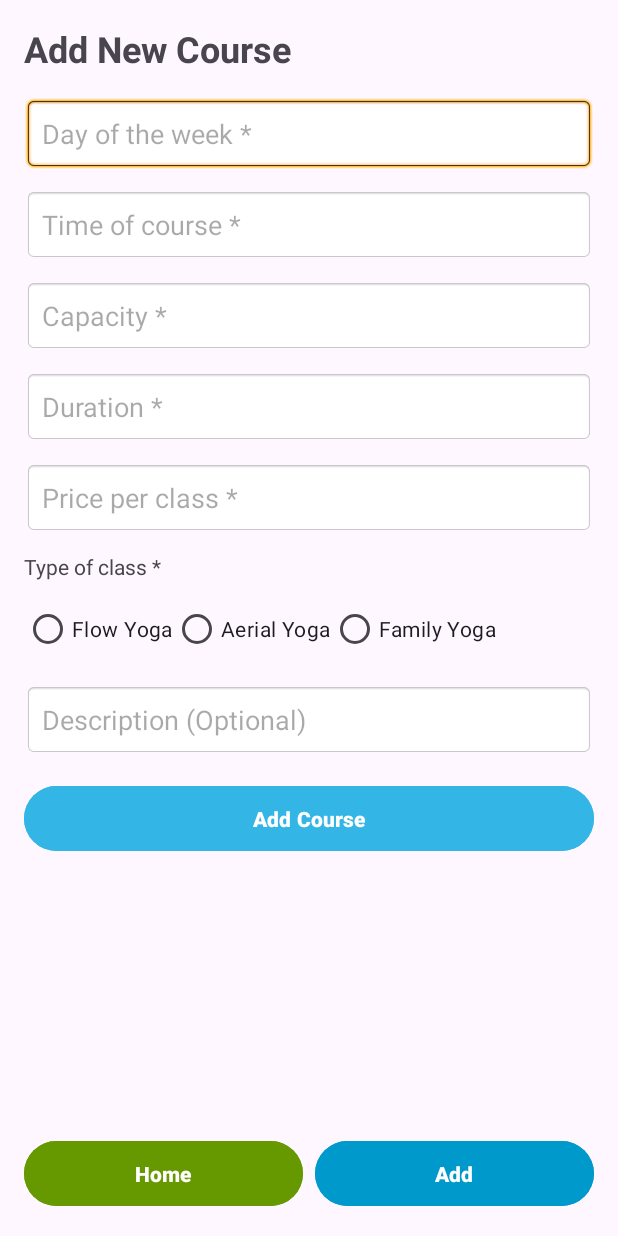
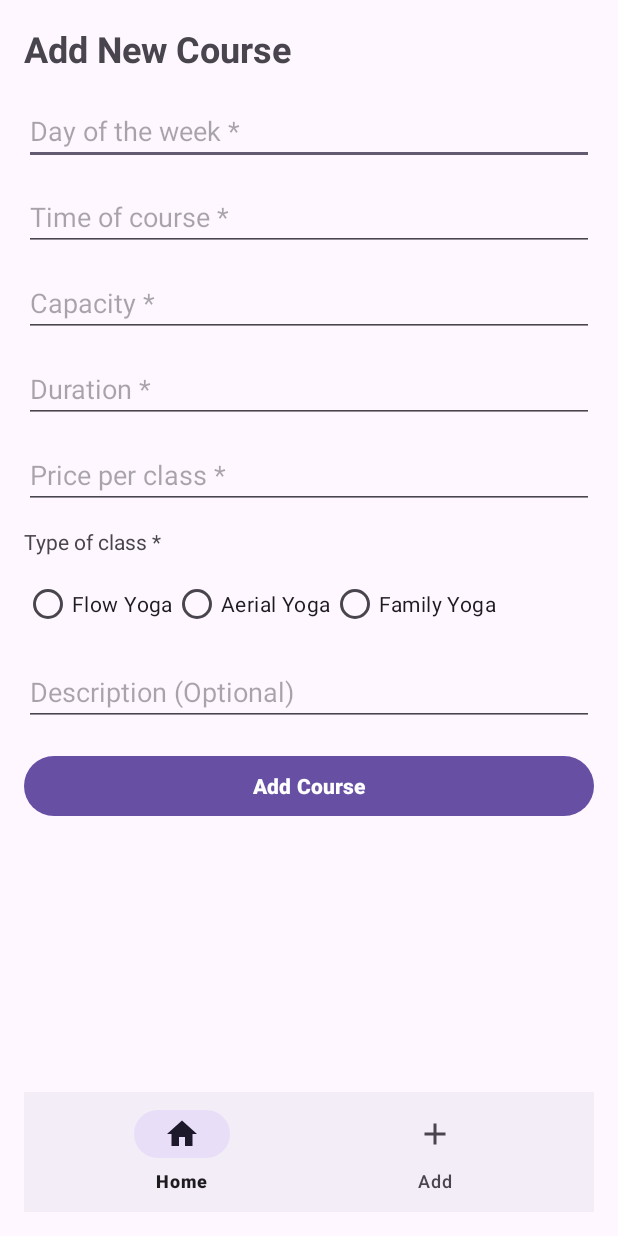
Before and after one commit to ltn23/YogaAdmin, an Android app: the AddCourseActivity screen opened directly, with no data from a screen before it, on a phone screen of 412 x 824 dp. Run offline under Robolectric (Android 15) with nearby library versions, the phone set to English and light mode, and no system bars.

Commit message:
BottomNavigationView

```diff
--- a/YogaAdminApp/app/src/main/java/com/example/yogaadminapp/Course/AddCourseActivity.java
+++ b/YogaAdminApp/app/src/main/java/com/example/yogaadminapp/Course/AddCourseActivity.java
@@ -2,24 +2,28 @@ package com.example.yogaadminapp.Course;
 
 import android.content.Intent;
 import android.os.Bundle;
-import android.view.View;
-import android.widget.Button;
+import android.view.MenuItem;
 import android.widget.EditText;
 import android.widget.RadioButton;
 import android.widget.RadioGroup;
 import android.widget.Toast;
+
+import androidx.annotation.NonNull;
 import androidx.appcompat.app.AppCompatActivity;
 
 import com.example.yogaadminapp.DatabaseHelper;
 import com.example.yogaadminapp.MainActivity;
 import com.example.yogaadminapp.R;
+import com.google.android.material.bottomnavigation.BottomNavigationView;
+
+import java.util.HashMap;
 
 public class AddCourseActivity extends AppCompatActivity {
 
     EditText edtDay, edtTime, edtCapacity, edtDuration, edtPrice, edtDescription;
     RadioGroup rgType;
-    Button btnSave, btnHome, btnAdd;
     DatabaseHelper dbHelper;
+    HashMap<Integer, Runnable> menuActions;
 
     @Override
     protected void onCreate(Bundle savedInstanceState) {
@@ -34,18 +38,37 @@ public class AddCourseActivity extends AppCompatActivity {
         edtPrice = findViewById(R.id.edtPrice);
         edtDescription = findViewById(R.id.edtDescription);
         rgType = findViewById(R.id.rgType);
-        btnSave = findViewById(R.id.btnSave);
-        btnHome = findViewById(R.id.btnHome);
-        btnAdd = findViewById(R.id.btnAdd);
 
         dbHelper = new DatabaseHelper(this);
 
-        // Sự kiện khi nhấn nút Save để thêm lớp học
-        btnSave.setOnClickListener(new View.OnClickListener() {
+        BottomNavigationView bottomNavigationView = findViewById(R.id.bottom_navigation);
+
+        // Khởi tạo HashMap để ánh xạ menu item ID với hành động
+        menuActions = new HashMap<>();
+        menuActions.put(R.id.nav_home, this::navigateToHome);
+        menuActions.put(R.id.nav_add, this::showAlreadyOnPage);
+
+        // Xử lý sự kiện BottomNavigationView
+        bottomNavigationView.setOnItemSelectedListener(new BottomNavigationView.OnItemSelectedListener() {
             @Override
-            public void onClick(View v) {
+            public boolean onNavigationItemSelected(@NonNull MenuItem item) {
+                Runnable action = menuActions.get(item.getItemId());
+                if (action != null) {
+                    action.run();
+                    return true;
+                }
+                return false;
+            }
+        });
+
+        findViewById(R.id.btnSave).setOnClickListener(v -> {
             if (validateInputs()) {
-                    // Lấy dữ liệu từ các trường nhập liệu
+                saveCourse();
+            }
+        });
+    }
+
+    private void saveCourse() {
         String day = edtDay.getText().toString();
         String time = edtTime.getText().toString();
         int capacity = Integer.parseInt(edtCapacity.getText().toString());
@@ -53,7 +76,6 @@ public class AddCourseActivity extends AppCompatActivity {
         double price = Double.parseDouble(edtPrice.getText().toString());
         String description = edtDescription.getText().toString();
 
-                    // Lấy loại lớp học từ RadioGroup
         int selectedTypeId = rgType.getCheckedRadioButtonId();
         RadioButton selectedTypeButton = findViewById(selectedTypeId);
         String type = selectedTypeButton.getText().toString();
@@ -61,26 +83,20 @@ public class AddCourseActivity extends AppCompatActivity {
         YogaCourse newCourse = new YogaCourse(day, time, capacity, duration, price, type, description);
         dbHelper.insertCourse(newCourse);
 
-                    Toast.makeText(AddCourseActivity.this, "Course added successfully", Toast.LENGTH_SHORT).show();
-                    finish(); // Quay về màn hình trước đó
-                }
-            }
-        });
-
-        // Sự kiện khi nhấn nút Home để quay lại trang chính
-        btnHome.setOnClickListener(v -> {
-            Intent intent = new Intent(AddCourseActivity.this, MainActivity.class);
-            startActivity(intent);
+        Toast.makeText(this, "Course added successfully", Toast.LENGTH_SHORT).show();
         finish();
-        });
-
-        // Sự kiện khi nhấn nút Add để ở lại trang hiện tại
-        btnAdd.setOnClickListener(v -> {
-            Toast.makeText(AddCourseActivity.this, "You're already on Add Course page", Toast.LENGTH_SHORT).show();
-        });
     }
 
-    // Hàm kiểm tra các trường nhập liệu
+    private void navigateToHome() {
+        Intent homeIntent = new Intent(AddCourseActivity.this, MainActivity.class);
+        startActivity(homeIntent);
+        finish();
+    }
+
+    private void showAlreadyOnPage() {
+        Toast.makeText(this, "You're already on Add Course page", Toast.LENGTH_SHORT).show();
+    }
+
     private boolean validateInputs() {
         if (edtDay.getText().toString().isEmpty()) {
             edtDay.setError("Day is required");
@@ -102,7 +118,7 @@ public class AddCourseActivity extends AppCompatActivity {
             edtPrice.setError("Price is required");
             return false;
         }
-        if (rgType.getCheckedRadioButtonId() == -1) { // Kiểm tra xem loại lớp học có được chọn không
+        if (rgType.getCheckedRadioButtonId() == -1) {
             Toast.makeText(this, "Please select a type of course", Toast.LENGTH_SHORT).show();
             return false;
         }
--- /dev/null
+++ b/YogaAdminApp/app/src/main/res/drawable/ic_add.xml
@@ -0,0 +1,5 @@
+<vector xmlns:android="http://schemas.android.com/apk/res/android" android:height="24dp" android:tint="#000000" android:viewportHeight="24" android:viewportWidth="24" android:width="24dp">
+
+    <path android:fillColor="@android:color/white" android:pathData="M19,13h-6v6h-2v-6H5v-2h6V5h2v6h6v2z"/>
+
+</vector>
--- /dev/null
+++ b/YogaAdminApp/app/src/main/res/drawable/ic_home.xml
@@ -0,0 +1,5 @@
+<vector xmlns:android="http://schemas.android.com/apk/res/android" android:height="24dp" android:tint="#000000" android:viewportHeight="24" android:viewportWidth="24" android:width="24dp">
+
+    <path android:fillColor="@android:color/white" android:pathData="M10,20v-6h4v6h5v-8h3L12,3 2,12h3v8z"/>
+
+</vector>
--- a/YogaAdminApp/app/src/main/res/layout/activity_add_class.xml
+++ b/YogaAdminApp/app/src/main/res/layout/activity_add_class.xml
@@ -34,4 +34,5 @@
         android:textStyle="bold"
         android:backgroundTint="@android:color/holo_blue_dark"
         android:textColor="@android:color/white" />
+
 </LinearLayout>
--- a/YogaAdminApp/app/src/main/res/layout/activity_add_course.xml
+++ b/YogaAdminApp/app/src/main/res/layout/activity_add_course.xml
@@ -1,5 +1,6 @@
 <?xml version="1.0" encoding="utf-8"?>
 <LinearLayout xmlns:android="http://schemas.android.com/apk/res/android"
+    xmlns:app="http://schemas.android.com/apk/res-auto"
     android:layout_width="match_parent"
     android:layout_height="match_parent"
     android:orientation="vertical"
@@ -30,8 +31,6 @@
                 android:layout_height="wrap_content"
                 android:hint="Day of the week *"
                 android:inputType="text"
-                android:background="@android:drawable/editbox_background"
-                android:padding="12dp"
                 android:layout_marginBottom="12dp" />
 
             <EditText
@@ -40,8 +39,6 @@
                 android:layout_height="wrap_content"
                 android:hint="Time of course *"
                 android:inputType="time"
-                android:background="@android:drawable/editbox_background"
-                android:padding="12dp"
                 android:layout_marginBottom="12dp" />
 
             <EditText
@@ -50,8 +47,6 @@
                 android:layout_height="wrap_content"
                 android:hint="Capacity *"
                 android:inputType="number"
-                android:background="@android:drawable/editbox_background"
-                android:padding="12dp"
                 android:layout_marginBottom="12dp" />
 
             <EditText
@@ -60,8 +55,6 @@
                 android:layout_height="wrap_content"
                 android:hint="Duration *"
                 android:inputType="number"
-                android:background="@android:drawable/editbox_background"
-                android:padding="12dp"
                 android:layout_marginBottom="12dp" />
 
             <EditText
@@ -70,8 +63,6 @@
                 android:layout_height="wrap_content"
                 android:hint="Price per class *"
                 android:inputType="numberDecimal"
-                android:background="@android:drawable/editbox_background"
-                android:padding="12dp"
                 android:layout_marginBottom="12dp" />
 
             <TextView
@@ -111,9 +102,6 @@
                 android:layout_width="match_parent"
                 android:layout_height="wrap_content"
                 android:hint="Description (Optional)"
-                android:inputType="text"
-                android:background="@android:drawable/editbox_background"
-                android:padding="12dp"
                 android:layout_marginBottom="16dp" />
 
             <Button
@@ -122,40 +110,13 @@
                 android:layout_height="wrap_content"
                 android:text="Add Course"
                 android:textStyle="bold"
-                android:backgroundTint="@android:color/holo_blue_light"
-                android:textColor="@android:color/white"
-                android:padding="12dp"
                 android:layout_marginBottom="16dp" />
         </LinearLayout>
     </ScrollView>
 
-    <LinearLayout
+    <com.google.android.material.bottomnavigation.BottomNavigationView
+        android:id="@+id/bottom_navigation"
         android:layout_width="match_parent"
         android:layout_height="wrap_content"
-        android:orientation="horizontal"
-        android:weightSum="2">
-
-        <Button
-            android:id="@+id/btnHome"
-            android:layout_width="0dp"
-            android:layout_height="wrap_content"
-            android:layout_weight="1"
-            android:text="Home"
-            android:textStyle="bold"
-            android:backgroundTint="@android:color/holo_green_dark"
-            android:textColor="@android:color/white"
-            android:padding="12dp"
-            android:layout_marginEnd="8dp" />
-
-        <Button
-            android:id="@+id/btnAdd"
-            android:layout_width="0dp"
-            android:layout_height="wrap_content"
-            android:layout_weight="1"
-            android:text="Add"
-            android:textStyle="bold"
-            android:backgroundTint="@android:color/holo_blue_dark"
-            android:textColor="@android:color/white"
-            android:padding="12dp" />
-    </LinearLayout>
+        app:menu="@menu/bottom_nav_menu" />
 </LinearLayout>
--- /dev/null
+++ b/YogaAdminApp/app/src/main/res/menu/bottom_nav_menu.xml
@@ -0,0 +1,10 @@
+<menu xmlns:android="http://schemas.android.com/apk/res/android">
+    <item
+        android:id="@+id/nav_home"
+        android:icon="@drawable/ic_home"
+        android:title="Home" />
+    <item
+        android:id="@+id/nav_add"
+        android:icon="@drawable/ic_add"
+        android:title="Add" />
+</menu>
```
Also changed, not shown: YogaAdminApp/app/src/main/java/com/example/yogaadminapp/MainActivity.java (+40 -28 lines), YogaAdminApp/app/src/main/res/layout/activity_main.xml (+12 -23 lines), YogaAdminApp/app/src/main/res/layout/activity_class_list.xml (line endings or trailing spaces). Lines whose indentation alone changed are shown as unchanged.
